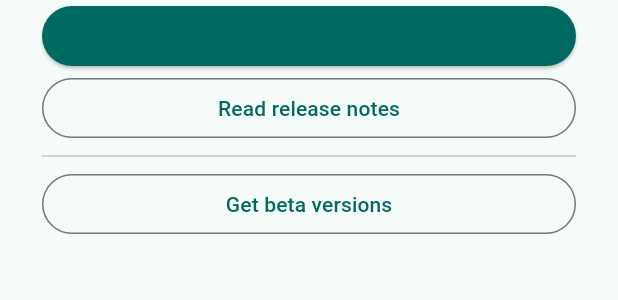
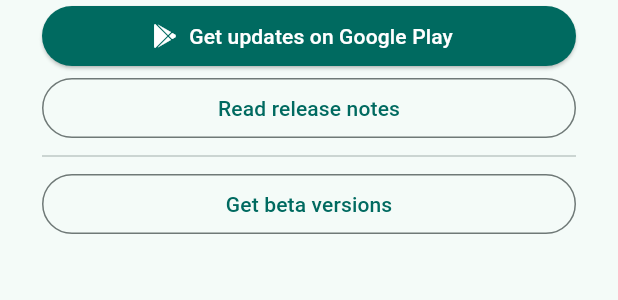
Before and after one commit to mptwaktusolat/app_waktu_solat_malaysia, a Flutter app: the _CallToActions widget shown alone on an empty page, opened directly, on a phone screen of 412 x 824 dp. Shown: the top 300 px of the screen. Run offline on Flutter 3.47's test engine with Material 2 defaults, Android fonts, the phone set to English and light mode, and no system bars; drawn by our look-alikes of dynamic_color; our stand-ins replace cached_network_image, device_info_plus, email_validator, firebase_analytics, firebase_core, firebase_crashlytics and 16 more; missing offline and left inert: app_settings, auto_start_flutter, flutter_qiblah, flutter_web_browser, quick_actions, restart_app; accounts and stored records are empty; generated files the repository leaves out were written again; network calls fail.

Commit message:
:lipstick: Fix update page wrong text colour

```diff
--- a/lib/views/update_page.dart
+++ b/lib/views/update_page.dart
@@ -127,7 +127,9 @@ class _CallToActions extends StatelessWidget {
         children: [
           ElevatedButton.icon(
               style: ElevatedButton.styleFrom(
-                  backgroundColor: Theme.of(context).colorScheme.primary),
+                backgroundColor: Theme.of(context).colorScheme.primary,
+                foregroundColor: Theme.of(context).colorScheme.onPrimary,
+              ),
               onPressed: () {
                 LaunchUrl.normalLaunchUrl(url: kPlayStoreListingLink);
               },
```
